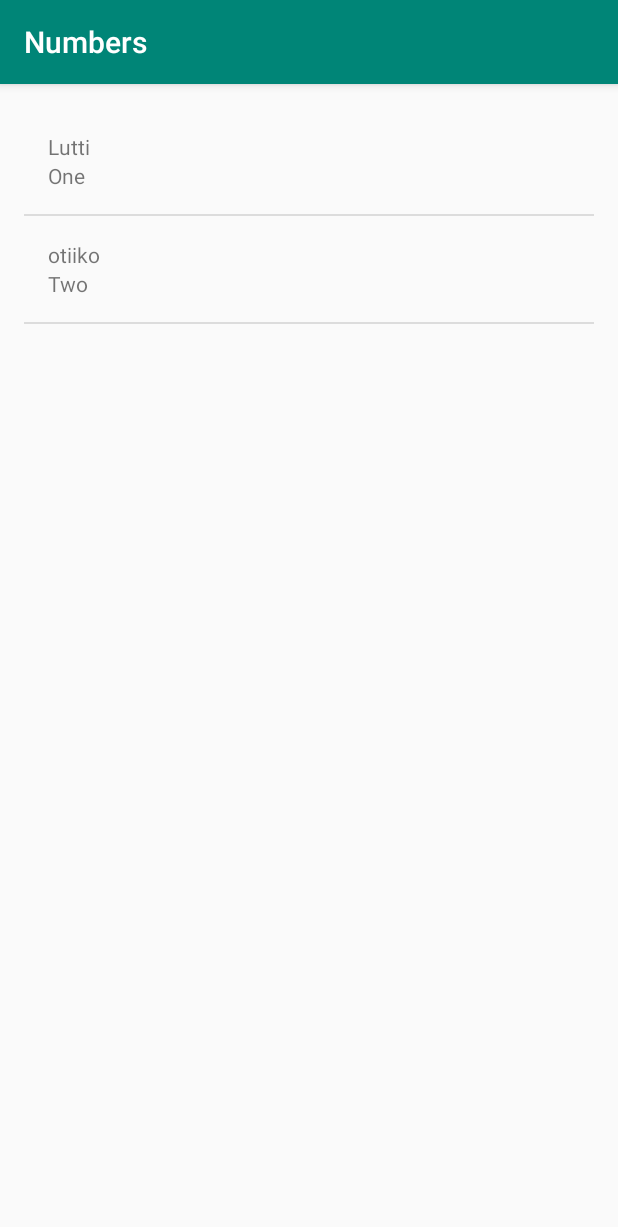
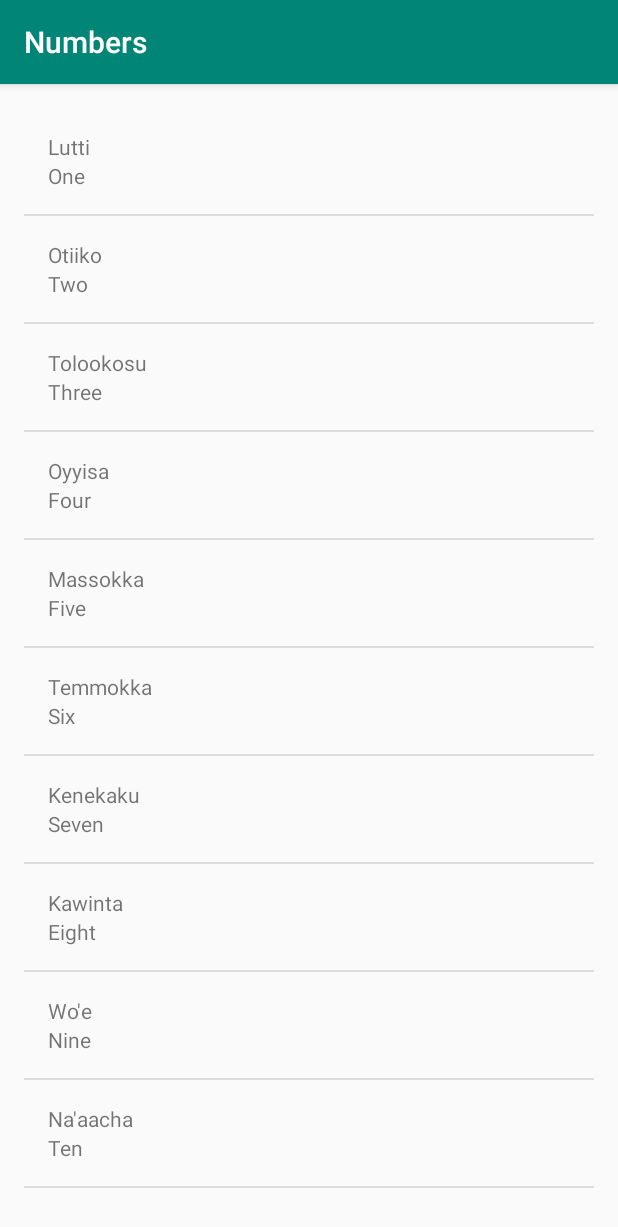
Before and after one commit to cristiandgm/MIwok2, an Android app: the NumbersActivity screen opened directly, with no data from a screen before it, on a phone screen of 412 x 824 dp. Shown: the top 1227 px of the screen. Run offline under Robolectric (Android 15) with nearby library versions, the phone set to English and light mode, and no system bars.

```diff
--- a/app/src/main/java/com/example/miwok2/NumbersActivity.java
+++ b/app/src/main/java/com/example/miwok2/NumbersActivity.java
@@ -23,17 +23,17 @@ public class NumbersActivity extends AppCompatActivity {
 
         // Create a list of words
         words.add(new Word("One", "Lutti"));
-        words.add(new Word("Two", "otiiko"));
-        /**
-        words.add("Three");
-        words.add("Four");
-        words.add("Five");
-        words.add("Six");
-        words.add("Seven");
-        words.add("Eight");
-        words.add("Nine");
-        words.add("Ten");
-         */
+        words.add(new Word("Two", "Otiiko"));
+        words.add(new Word("Three", "Tolookosu"));
+        words.add(new Word("Four", "Oyyisa"));
+        words.add(new Word("Five", "Massokka"));
+        words.add(new Word("Six", "Temmokka"));
+        words.add(new Word("Seven", "Kenekaku"));
+        words.add(new Word("Eight", "Kawinta"));
+        words.add(new Word("Nine", "Wo'e"));
+        words.add(new Word("Ten", "Na'aacha"));
+
+
         // Create an {@link ArrayAdapter}, whose data source is a list of Strings. The
         // adapter knows how to create layouts for each item in the list, using the
         // simple_list_item_1.xml layout resource defined in the Android framework.
```
Also changed, not shown: app/src/main/java/com/example/miwok2/ColorsActivity.java (+35 -0 lines).
